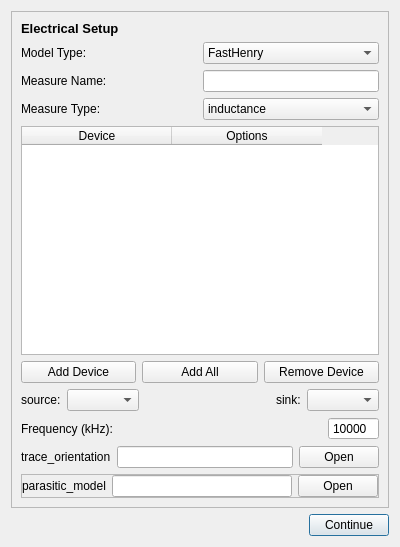
Before: the Qt Designer form qt/ui/electricalSetup.ui in e3da/PowerSynth2-gui, drawn with Qt 5.
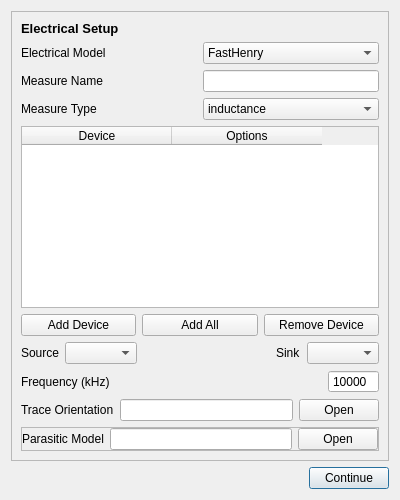
After: the same form once the commit is applied.

What changed in the file:
```diff
--- a/qt/ui/electricalSetup.ui
+++ b/qt/ui/electricalSetup.ui
@@ -7,9 +7,15 @@
     <x>0</x>
     <y>0</y>
     <width>400</width>
-    <height>547</height>
+    <height>500</height>
    </rect>
   </property>
+  <property name="minimumSize">
+   <size>
+    <width>350</width>
+    <height>400</height>
+   </size>
+  </property>
   <property name="windowTitle">
    <string>Electrical Setup</string>
   </property>
@@ -41,7 +47,7 @@
         <item>
          <widget class="QLabel" name="label_24">
           <property name="text">
-           <string>Model Type:</string>
+           <string>Electrical Model</string>
           </property>
          </widget>
         </item>
@@ -78,7 +84,7 @@
            </sizepolicy>
           </property>
           <property name="text">
-           <string>Measure Name:</string>
+           <string>Measure Name</string>
           </property>
          </widget>
         </item>
@@ -99,7 +105,7 @@
         <item>
          <widget class="QLabel" name="label_20">
           <property name="text">
-           <string>Measure Type:</string>
+           <string>Measure Type</string>
           </property>
          </widget>
         </item>
@@ -197,14 +203,14 @@
         <item>
          <widget class="QLabel" name="label_21">
           <property name="text">
-           <string>source:</string>
+           <string>Source</string>
           </property>
          </widget>
         </item>
         <item>
          <widget class="QComboBox" name="combo_source">
           <property name="sizePolicy">
-           <sizepolicy hsizetype="Fixed" vsizetype="Preferred">
+           <sizepolicy hsizetype="Preferred" vsizetype="Preferred">
             <horstretch>0</horstretch>
             <verstretch>0</verstretch>
            </sizepolicy>
@@ -227,14 +233,14 @@
         <item>
          <widget class="QLabel" name="label_22">
           <property name="text">
-           <string>sink:</string>
+           <string>Sink</string>
           </property>
          </widget>
         </item>
         <item>
          <widget class="QComboBox" name="combo_sink">
           <property name="sizePolicy">
-           <sizepolicy hsizetype="Fixed" vsizetype="Preferred">
+           <sizepolicy hsizetype="Preferred" vsizetype="Preferred">
             <horstretch>0</horstretch>
             <verstretch>0</verstretch>
            </sizepolicy>
@@ -254,7 +260,7 @@
            </sizepolicy>
           </property>
           <property name="text">
-           <string>Frequency (kHz):</string>
+           <string>Frequency (kHz)</string>
           </property>
          </widget>
         </item>
@@ -296,7 +302,7 @@
         <item>
          <widget class="QLabel" name="label_5">
           <property name="text">
-           <string>trace_orientation</string>
+           <string>Trace Orientation</string>
           </property>
          </widget>
         </item>
@@ -385,7 +391,7 @@
             </size>
            </property>
            <property name="text">
-            <string>parasitic_model</string>
+            <string>Parasitic Model</string>
            </property>
           </widget>
          </item>
```
